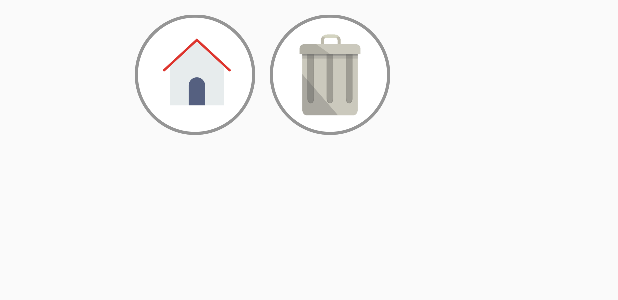
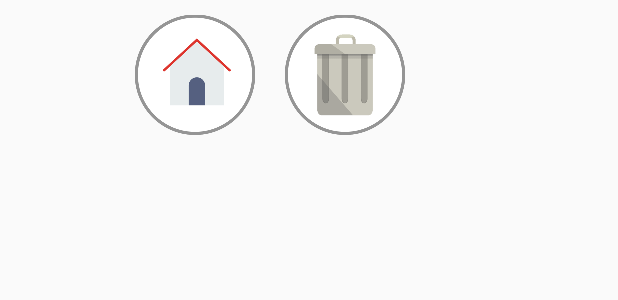
Before and after one commit to yohan5050/Testing, an Android app: the layout activity_play_list.xml on its own in the app's theme, with its tools: preview values and no code run, on a phone screen of 412 x 824 dp. Shown: the top 300 px of the screen. Run offline under Robolectric (Android 15) with nearby library versions, the phone set to English and light mode, and no system bars; Roboto replaces fonts that are not available here.

Commit message:
modified activity_play_list alignment

```diff
--- a/app/src/main/res/layout/activity_play_list.xml
+++ b/app/src/main/res/layout/activity_play_list.xml
@@ -1,6 +1,5 @@
 <?xml version="1.0" encoding="utf-8"?>
-<RelativeLayout
-    xmlns:android="http://schemas.android.com/apk/res/android"
+<RelativeLayout xmlns:android="http://schemas.android.com/apk/res/android"
     xmlns:tools="http://schemas.android.com/tools"
     android:layout_width="match_parent"
     android:layout_height="match_parent"
@@ -46,10 +45,11 @@
         android:src="@drawable/home" />
 
     <ImageButton
+        android:layout_toRightOf="@+id/homeBtn"
         android:id="@+id/deleteBtn"
         android:layout_width="80dp"
         android:layout_height="80dp"
-        android:layout_marginLeft="180dp"
+        android:layout_marginLeft="20dp"
         android:layout_marginTop="10dp"
         android:background="#00000000"
         android:scaleType="fitXY"
@@ -71,23 +71,23 @@
     <!--</LinearLayout>-->
 
     <CheckBox
-        android:layout_marginTop="15dp"
         android:id="@+id/allSeleteBtn"
         android:layout_width="200dp"
         android:layout_height="25dp"
         android:layout_below="@+id/homeBtn"
+        android:layout_marginTop="15dp"
         android:text="전체 선택하기"
         android:visibility="invisible" />
 
     <TextView
-        android:layout_marginTop="15dp"
-        android:paddingTop="4dp"
         android:id="@+id/countText"
         android:layout_width="wrap_content"
         android:layout_height="25dp"
         android:layout_alignBaseline="@+id/allSeleteBtn"
         android:layout_alignBottom="@+id/allSeleteBtn"
         android:layout_alignParentEnd="true"
+        android:layout_marginTop="15dp"
+        android:paddingTop="4dp"
         android:text="선택된 리스트의 수는 0개"
         android:visibility="gone" />
 
@@ -104,28 +104,30 @@
         android:id="@+id/cancelBtn"
         android:layout_width="120dp"
         android:layout_height="40dp"
-        android:src="@drawable/del_cancle"
+        android:layout_alignParentBottom="true"
+        android:layout_marginBottom="10dp"
+        android:layout_marginLeft="55dp"
+        android:layout_marginTop="10dp"
         android:background="#00000000"
         android:scaleType="fitXY"
-        android:visibility="gone"
-        android:layout_marginBottom="10dp"
-        android:layout_alignParentBottom="true"
-        android:layout_alignEnd="@+id/allSeleteBtn"
-        android:layout_marginEnd="15dp" />
+        android:src="@drawable/del_cancle"
+        android:visibility="gone" />
 
     <ImageButton
         android:id="@+id/deletefinalBtn"
         android:layout_width="120dp"
         android:layout_height="40dp"
+        android:layout_alignParentBottom="true"
+        android:layout_toRightOf="@+id/cancelBtn"
+        android:layout_marginLeft="30dp"
+        android:layout_marginBottom="10dp"
+        android:layout_marginStart="13dp"
+        android:layout_marginTop="10dp"
+        android:background="#00000000"
         android:enabled="false"
+        android:scaleType="fitXY"
         android:src="@drawable/del_btn_list"
-        android:scaleType="fitXY"
-        android:background="#00000000"
-        android:layout_marginStart="13dp"
-        android:layout_marginBottom="10dp"
-        android:visibility="gone"
-        android:layout_alignParentBottom="true"
-        android:layout_toEndOf="@+id/allSeleteBtn" />
+        android:visibility="gone" />
 
 
 </RelativeLayout>
```
